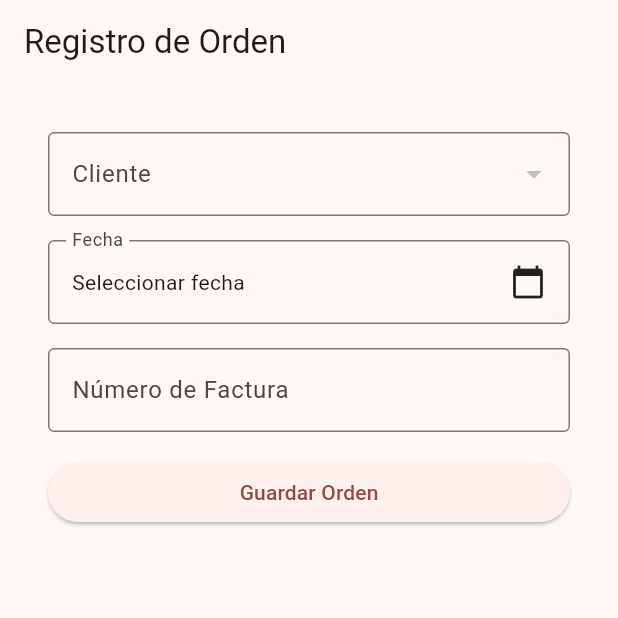
After one commit to ManuelETR/flutter_proyecto_ft, a Flutter app: the RegisterOrderScreen screen opened by its route, on a phone screen of 412 x 824 dp, the top half of it. The commit adds this screen. Run offline on Flutter 3.47's test engine with Material 3 defaults, Android fonts, the phone set to English and light mode, and no system bars; our stand-ins replace animate_do, cloud_firestore, firebase_auth, firebase_core, flutter_riverpod, fluttertoast and 5 more; accounts and stored records are empty.

Commit message:
Add order registration screen and update order entity; refactor related models and providers

```diff
--- a/lib/config/menu-items/register-items/register-items.dart
+++ b/lib/config/menu-items/register-items/register-items.dart
@@ -24,6 +24,12 @@ const registerMenuItems = <RegisterMenuItem>[
     link: '/register-client',
     icon: Icons.person_add_alt_1,
   ),
+   RegisterMenuItem(
+    title: 'Registrar Orden de Trabajo',
+    subTitle: 'Registrar una nueva orden de trabajo.',
+    link: '/register-order',
+    icon: Icons.note_alt_rounded,
+  ),
     RegisterMenuItem(
     title: 'Registrar Producto',
     subTitle: 'Registrar un nuevo producto.',
--- a/lib/config/router/app_router.dart
+++ b/lib/config/router/app_router.dart
@@ -53,37 +53,42 @@ final appRouter = GoRouter(
     ),
     GoRoute(
       path: '/register-client',
-      name: 'register_client_screen',
+      name: RegisterClientScreen.name,
       builder: (context, state) => const RegisterClientScreen(),
     ),
     GoRoute(
       path: '/register-product',
-      name: 'register-product',
+      name: RegisterProductScreen.name,
       builder: (context, state) => const RegisterProductScreen(),
     ),
     GoRoute(
+      path: '/register-order',
+      name: RegisterOrderScreen.name,
+      builder: (context, state) => const RegisterOrderScreen(),
+    ),
+    GoRoute(
       path: '/register-installation',
-      name: 'register_installation',
+      name: RegisterInstallationScreen.name,
       builder: (context, state) => const RegisterInstallationScreen(),
     ),
     GoRoute(
       path: '/register-maintenance',
-      name: 'register_maintenance',
+      name: RegisterMaintenanceScreen.name,
       builder: (context, state) => const RegisterMaintenanceScreen(),
     ),
     GoRoute(
       path: '/clients-pending',
-      name: 'clients_pending',
+      name: ClientsPendingScreen.name,
       builder: (context, state) => const ClientsPendingScreen(),
     ),
     GoRoute(
       path: '/clients-history',
-      name: 'clients_history',
+      name: ClientsHistoryScreen.name,
       builder: (context, state) => const ClientsHistoryScreen(),
     ),
     GoRoute(
       path: '/clients-detail',
-      name: 'clients-detail',
+      name: ClientDetailScreen.name,
       builder: (context, state) {
         final client = state.extra as ClientModel?;
         if (client == null) {
--- a/lib/data/models/order_model.dart
+++ b/lib/data/models/order_model.dart
@@ -44,7 +44,7 @@ class OrderModel {
     return OrderModel(
       id: order.id,
       clientId: order.client.id,
-      friendlyId: order.frendlyId,
+      friendlyId: order.friendlyId ?? '',
       date: order.date,
       invoiceNumber: order.invoiceNumber,
     );
@@ -66,7 +66,7 @@ class OrderModel {
       ),
       frendlyId: friendlyId,
       date: date,
-      invoiceNumber: invoiceNumber,
+      invoiceNumber: invoiceNumber, friendlyId: '',
     );
   }
 }
--- a/lib/domain/entities/order.dart
+++ b/lib/domain/entities/order.dart
@@ -3,15 +3,15 @@ import 'package:flutter_proyecto_ft/domain/entities/client.dart';
 class OrderC {
   final int id;
   final Client client;
-  final String frendlyId;
+  String? friendlyId;
   final DateTime date;
   String? invoiceNumber;
 
   OrderC({
     required this.id,
-    required this.frendlyId,
+    required this.friendlyId,
     required this.date,
     required this.client,
-    this.invoiceNumber,
+    this.invoiceNumber, required String frendlyId,
   });
 }
--- a/lib/presentation/screens/register_screen/register_options/register_client_screen.dart
+++ b/lib/presentation/screens/register_screen/register_options/register_client_screen.dart
@@ -5,6 +5,7 @@ import 'package:flutter_proyecto_ft/data/models/client_model.dart';
 import 'package:flutter_proyecto_ft/presentation/providers/client_list_provider.dart';
 
 class RegisterClientScreen extends ConsumerStatefulWidget {
+    static const String name = "register_client_screen";
   const RegisterClientScreen({super.key});
 
   @override
--- a/lib/presentation/screens/register_screen/register_options/register_maintenance_screen.dart
+++ b/lib/presentation/screens/register_screen/register_options/register_maintenance_screen.dart
@@ -37,7 +37,7 @@ class _RegisterMaintenanceScreenState
           id: DateTime.now().millisecondsSinceEpoch,
           frendlyId: 'ORD-${DateTime.now().millisecondsSinceEpoch}',
           date: DateTime.now(),
-          client: _selectedClient!,
+          client: _selectedClient!, friendlyId: '',
         );
 
         final maintenance = MaintenanceModel(
--- /dev/null
+++ b/lib/presentation/screens/register_screen/register_options/register_order_screen.dart
@@ -0,0 +1,44 @@
+import 'package:flutter/material.dart';
+import 'package:flutter_proyecto_ft/presentation/providers/order_provider.dart';
+import 'package:flutter_proyecto_ft/presentation/widgets/forms/order_form.dart';
+import 'package:flutter_riverpod/flutter_riverpod.dart';
+import 'package:flutter_proyecto_ft/domain/entities/order.dart';
+
+class RegisterOrderScreen extends ConsumerStatefulWidget {
+  static const String name = "register_order_screen";
+
+  const RegisterOrderScreen({super.key});
+
+  @override
+  _RegisterOrderScreenState createState() => _RegisterOrderScreenState();
+}
+
+class _RegisterOrderScreenState extends ConsumerState<RegisterOrderScreen> {
+  final _formKey = GlobalKey<FormState>();
+
+  void _saveOrder(OrderC order) async {
+    await ref.read(orderProvider).addOrder(order);
+
+    ScaffoldMessenger.of(context).showSnackBar(
+      const SnackBar(content: Text('Orden guardada con éxito')),
+    );
+
+    _formKey.currentState?.reset();
+  }
+
+  @override
+  Widget build(BuildContext context) {
+    return Scaffold(
+      appBar: AppBar(
+        title: const Text('Registro de Orden'),
+      ),
+      body: Padding(
+        padding: const EdgeInsets.all(16.0),
+        child: OrderFormWidget(
+          formKey: _formKey,
+          onSave: _saveOrder,
+        ),
+      ),
+    );
+  }
+}
--- a/lib/presentation/screens/screens.dart
+++ b/lib/presentation/screens/screens.dart
@@ -1,6 +1,8 @@
 
 //Screens//
 //Screens//
+export 'package:flutter_proyecto_ft/presentation/screens/register_screen/register_options/register_order_screen.dart';
+
 export 'package:flutter_proyecto_ft/presentation/screens/register_screen/register_options/register_product_screen.dart';
 
 export 'package:flutter_proyecto_ft/presentation/screens/clients/clients-options/client_detail.dart';
--- /dev/null
+++ b/lib/presentation/widgets/forms/order_form.dart
@@ -0,0 +1,151 @@
+import 'package:flutter/material.dart';
+import 'package:flutter_proyecto_ft/domain/entities/order.dart';
+import 'package:flutter_proyecto_ft/data/models/client_model.dart';
+import 'package:cloud_firestore/cloud_firestore.dart';
+
+class OrderFormWidget extends StatefulWidget {
+  final GlobalKey<FormState> formKey;
+  final ValueChanged<OrderC> onSave;
+
+  const OrderFormWidget({
+    Key? key,
+    required this.formKey,
+    required this.onSave,
+  }) : super(key: key);
+
+  @override
+  _OrderFormWidgetState createState() => _OrderFormWidgetState();
+}
+
+class _OrderFormWidgetState extends State<OrderFormWidget> {
+  List<ClientModel> clients = [];
+  ClientModel? _selectedClient;
+  DateTime? _selectedDate;
+  String? _invoiceNumber;
+
+  @override
+  void initState() {
+    super.initState();
+    _fetchClients();
+  }
+
+  Future<void> _fetchClients() async {
+    var querySnapshot = await FirebaseFirestore.instance.collection('clients').get();
+    setState(() {
+      clients = querySnapshot.docs.map((doc) {
+        return ClientModel.fromFirestore(doc);
+      }).toList();
+    });
+  }
+
+  void _saveForm() {
+    if (widget.formKey.currentState?.validate() ?? false) {
+      if (_selectedClient != null) {
+        final order = OrderC(
+          id: DateTime.now().millisecondsSinceEpoch,
+          friendlyId: 'ORD-${DateTime.now().millisecondsSinceEpoch}',
+          date: _selectedDate ?? DateTime.now(),
+          client: _selectedClient!,
+          invoiceNumber: _invoiceNumber, frendlyId: '',
+        );
+
+        widget.onSave(order);
+      } else {
+        ScaffoldMessenger.of(context).showSnackBar(
+          const SnackBar(content: Text('Por favor, selecciona un cliente')),
+        );
+      }
+    }
+  }
+
+  @override
+  Widget build(BuildContext context) {
+    return SingleChildScrollView(
+      child: Padding(
+        padding: const EdgeInsets.all(16.0),
+        child: Form(
+          key: widget.formKey,
+          child: Column(
+            crossAxisAlignment: CrossAxisAlignment.start,
+            children: [
+              // Dropdown para seleccionar el cliente
+              DropdownButtonFormField<ClientModel>(
+                decoration: const InputDecoration(
+                  labelText: 'Cliente',
+                  border: OutlineInputBorder(),
+                ),
+                items: clients.map((client) {
+                  return DropdownMenuItem(
+                    value: client,
+                    child: Text(client.names),
+                  );
+                }).toList(),
+                onChanged: (client) {
+                  setState(() {
+                    _selectedClient = client;
+                  });
+                },
+              ),
+              const SizedBox(height: 16),
+
+              // Selector de fecha
+              GestureDetector(
+                onTap: () async {
+                  final selectedDate = await showDatePicker(
+                    context: context,
+                    initialDate: DateTime.now(),
+                    firstDate: DateTime.now().subtract(const Duration(days: 365)),
+                    lastDate: DateTime.now().add(const Duration(days: 365)),
+                  );
+                  setState(() {
+                    _selectedDate = selectedDate;
+                  });
+                },
+                child: InputDecorator(
+                  decoration: const InputDecoration(
+                    labelText: 'Fecha',
+                    border: OutlineInputBorder(),
+                  ),
+                  child: Row(
+                    mainAxisAlignment: MainAxisAlignment.spaceBetween,
+                    children: [
+                      Text(
+                        _selectedDate != null
+                            ? _selectedDate!.toLocal().toString().split(' ')[0]
+                            : 'Seleccionar fecha',
+                        style: Theme.of(context).textTheme.bodyMedium,
+                      ),
+                      const Icon(Icons.calendar_today),
+                    ],
+                  ),
+                ),
+              ),
+              const SizedBox(height: 16),
+
+              // Campo de número de factura
+              TextFormField(
+                decoration: const InputDecoration(
+                  labelText: 'Número de Factura',
+                  border: OutlineInputBorder(),
+                ),
+                onChanged: (value) {
+                  _invoiceNumber = value;
+                },
+              ),
+              const SizedBox(height: 16),
+
+              // Botón de guardar
+              SizedBox(
+                width: double.infinity,
+                child: ElevatedButton(
+                  onPressed: _saveForm,
+                  child: const Text('Guardar Orden'),
+                ),
+              ),
+            ],
+          ),
+        ),
+      ),
+    );
+  }
+}
```
Also changed, not shown: lib/data/models/alert_model.dart (+6 -3 lines), lib/data/models/installation_model.dart (+15 -0 lines), lib/data/services/installation/installation_service.dart (+4 -5 lines), lib/data/services/order/order_service.dart (+45 -9 lines), lib/data/services/orders/order_service.dart (deleted, +0 -47 lines), lib/presentation/providers/order_provider.dart (added, +40 -0 lines), lib/presentation/screens/clients/clients-options/client_detail.dart (+4 -4 lines), lib/presentation/screens/register_screen/register_options/register_installation_screen.dart (+13 -15 lines), lib/presentation/widgets/forms/installation_form.dart (+18 -19 lines).
